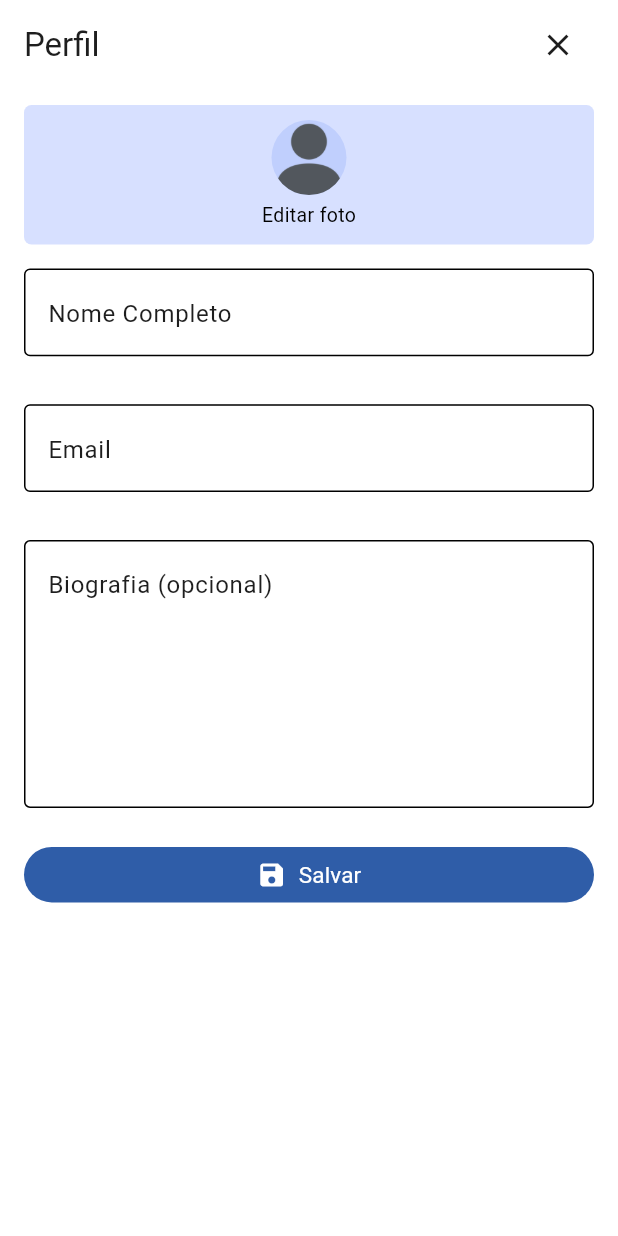
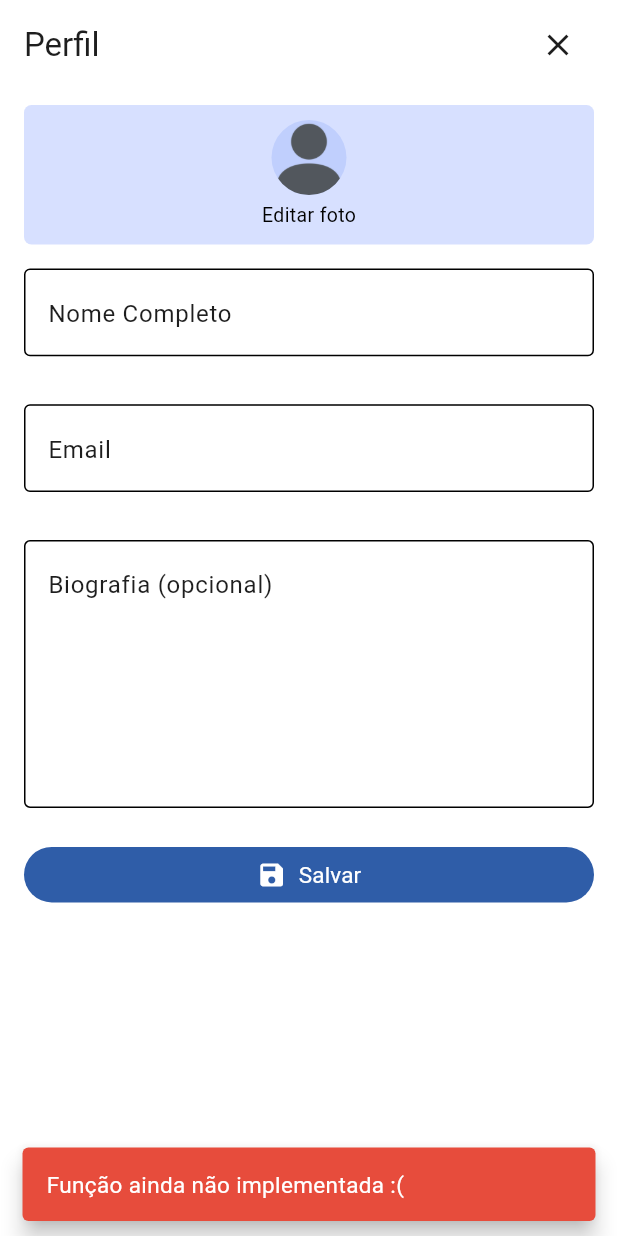
Before and after one commit to pulszao/product_catalog, a Flutter app: the ProfilePage screen opened directly, after a tap on "Salvar", on a phone screen of 412 x 824 dp. Run offline on Flutter 3.47's test engine with Material 3 defaults, Android fonts, the phone set to English and light mode, and no system bars; our stand-ins replace badges, flutter_svg, image_cropper, image_picker, shimmer; network calls fail.

Commit message:
Home -> Ajustes estéticos.

```diff
--- a/lib/pages/profile_page.dart
+++ b/lib/pages/profile_page.dart
@@ -1,6 +1,7 @@
 import 'dart:io';
 import 'package:flutter/material.dart';
 import 'package:product_catalog/controller/user_controller.dart';
+import 'package:product_catalog/ui/scaffold_modal.dart';
 import 'package:product_catalog/ui/standard_bottom_modal.dart';
 import 'package:product_catalog/ui/user_profile_image_picker.dart';
 import 'package:product_catalog/utils/constants.dart';
@@ -91,7 +92,7 @@ class _ProfilePageState extends State<ProfilePage> {
                 CustomButton(
                   text: 'Salvar',
                   materialIcon: Icons.save,
-                  onPressed: () {},
+                  onPressed: () => showScaffoldModal(context: context, message: 'Função ainda não implementada :('),
                 ),
               ],
             ),
--- /dev/null
+++ b/lib/ui/scaffold_modal.dart
@@ -0,0 +1,28 @@
+import 'package:flutter/material.dart';
+import 'package:product_catalog/utils/constants.dart';
+
+ScaffoldFeatureController<SnackBar, SnackBarClosedReason> showScaffoldModal({
+  required BuildContext context,
+  required String message,
+  int? duration,
+  Color? backgroundColor,
+  Color? textColor,
+  bool displayOnTop = false,
+}) {
+  return ScaffoldMessenger.of(context).showSnackBar(
+    SnackBar(
+      margin: displayOnTop ? EdgeInsets.only(bottom: MediaQuery.of(context).size.height - 140, left: 10, right: 10) : null,
+      dismissDirection: displayOnTop ? DismissDirection.up : DismissDirection.down,
+      behavior: SnackBarBehavior.floating,
+      duration: Duration(seconds: duration ?? 4),
+      backgroundColor: backgroundColor ?? kColorScheme.error,
+      content: Text(
+        message,
+        style: kBaseTextStyle(
+          fontSize: 15,
+          color: textColor ?? Colors.white,
+        ),
+      ),
+    ),
+  );
+}
--- a/lib/ui/search_text_field.dart
+++ b/lib/ui/search_text_field.dart
@@ -30,7 +30,7 @@ class SearchTextField extends StatelessWidget {
         controller: searchController,
         autofocus: false,
         textAlign: TextAlign.left,
-        cursorColor: Theme.of(context).colorScheme.surface,
+        cursorColor: kColorScheme.onSurface,
         decoration: InputDecoration(
           hintText: hintText,
           hintStyle: kBaseTextStyle(
```
Also changed, not shown: lib/pages/products_page.dart (+8 -1 lines).
